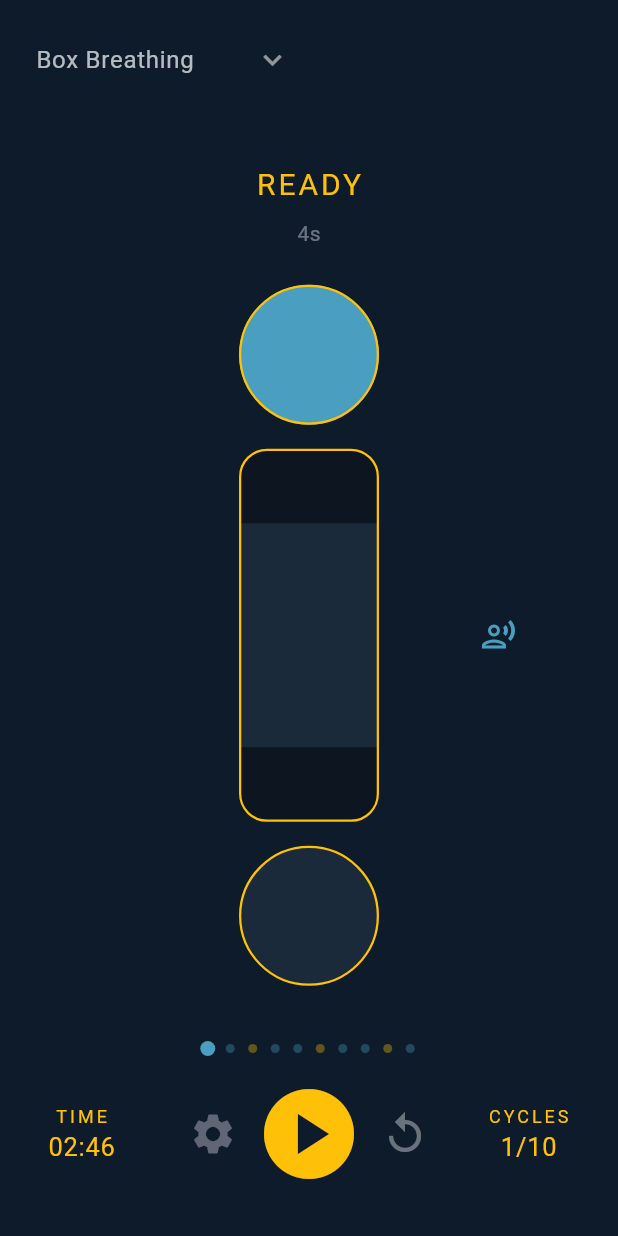
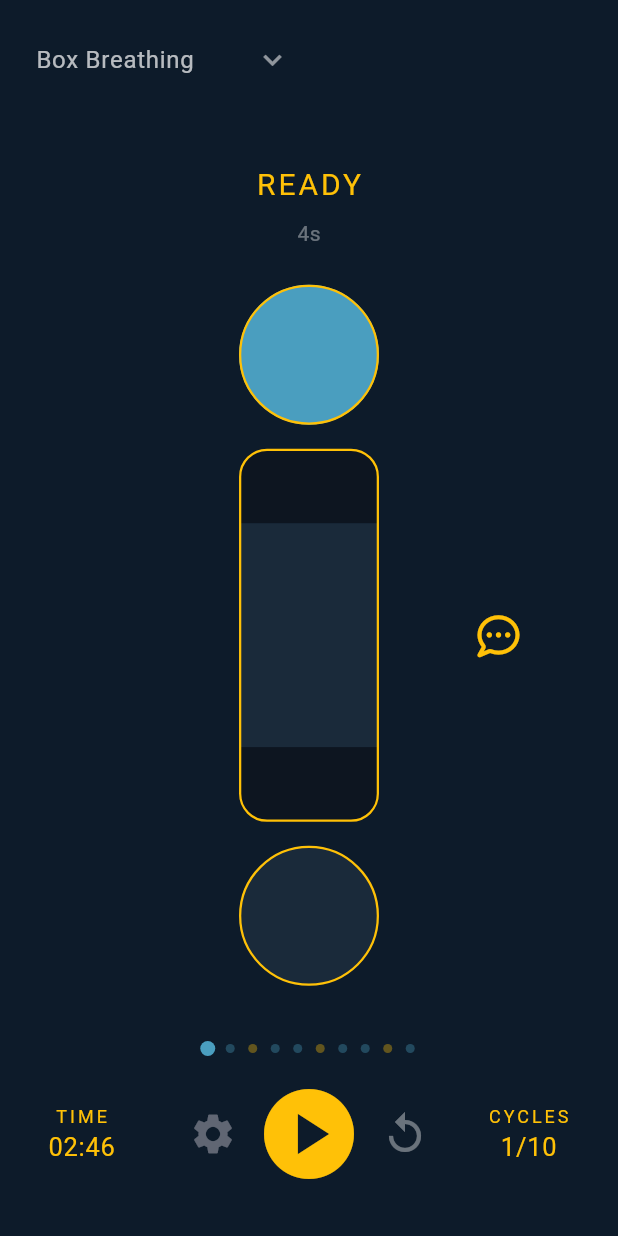
Before and after one commit to casaubon70/breathscape, a Flutter app: the screen it shows after launch, on a phone screen of 412 x 824 dp. Run offline on Flutter 3.47's test engine with Material 3 defaults, Android fonts, the phone set to English and light mode, and no system bars; our stand-ins replace equatable, flutter_bloc, font_awesome_flutter, just_audio, yaml.

Commit message:
design: voice mute button – Font Awesome icons, larger, signal color
Replace Material icons with FA commentDots (active) / commentSlash
(muted) from font_awesome_flutter. Icon size 28, signal color when
active, textHint when muted.

Co-Authored-By: Claude Sonnet 4.6 <noreply@anthropic.com>

```diff
--- a/lib/features/audio/presentation/widgets/voice_mute_button.dart
+++ b/lib/features/audio/presentation/widgets/voice_mute_button.dart
@@ -4,9 +4,12 @@ import 'package:breathscape/features/audio/bloc/audio_event.dart';
 import 'package:breathscape/features/audio/bloc/audio_state.dart';
 import 'package:flutter/material.dart';
 import 'package:flutter_bloc/flutter_bloc.dart';
+import 'package:font_awesome_flutter/font_awesome_flutter.dart';
 
 class VoiceMuteButton extends StatelessWidget {
   const VoiceMuteButton({super.key});
+
+  static const double _iconSize = 28;
 
   @override
   Widget build(BuildContext context) {
@@ -18,11 +21,13 @@ class VoiceMuteButton extends StatelessWidget {
         return IconButton(
           onPressed: () =>
               context.read<AudioBloc>().add(const VoiceMuteToggled()),
-          icon: Icon(
+          iconSize: _iconSize,
+          icon: FaIcon(
             state.isMuted
-                ? Icons.voice_over_off_outlined
-                : Icons.record_voice_over_outlined,
-            color: state.isMuted ? colors.textHint : colors.accent,
+                ? FontAwesomeIcons.commentSlash
+                : FontAwesomeIcons.commentDots,
+            size: _iconSize,
+            color: state.isMuted ? colors.textHint : colors.signal,
           ),
           tooltip: state.isMuted ? 'Voice cues off' : 'Voice cues on',
         );
--- a/pubspec.yaml
+++ b/pubspec.yaml
@@ -33,6 +33,7 @@ dependencies:
   flutter:
     sdk: flutter
   flutter_bloc: ^9.0.0
+  font_awesome_flutter: ^10.8.0
   just_audio: ^0.9.46
   yaml: ^3.1.2
 
```
Also changed, not shown: pubspec.lock.
